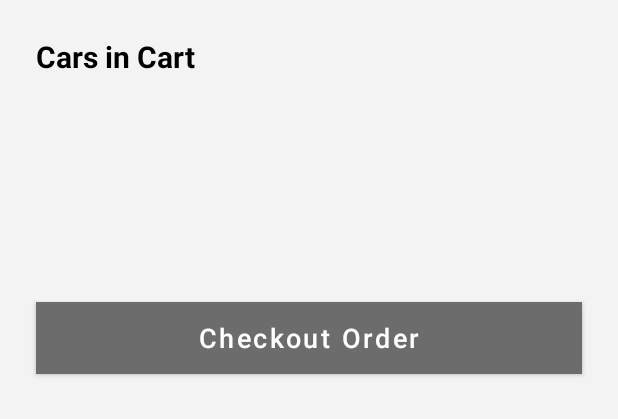
After one commit to JaleesMukarram/classic-car-selling, an Android app: the layout dialog_cart_buy.xml on its own in the app's theme, with its tools: preview values and no code run, on a phone screen of 412 x 824 dp. The commit adds this screen. Shown: the top 419 px of the screen. Run offline under Robolectric (Android 15) with nearby library versions, the phone set to English and light mode, and no system bars.

Commit message:
Cart Showing Data of cars in cart

```diff
--- a/app/src/main/java/com/android/classiccarselling/model/Car.java
+++ b/app/src/main/java/com/android/classiccarselling/model/Car.java
@@ -144,6 +144,11 @@ public class Car implements Parcelable {
         return "RM" + this.price;
     }
 
+    public String getInfoForCart() {
+
+        return this.getFullName() + " @ " + getListedPrice() + "\n";
+    }
+
     @Override
     public int describeContents() {
         return 0;
--- a/app/src/main/java/com/android/classiccarselling/ui/activity/BrandActivity.java
+++ b/app/src/main/java/com/android/classiccarselling/ui/activity/BrandActivity.java
@@ -52,7 +52,7 @@ public class BrandActivity extends AppCompatActivity implements CustomHooks {
     @Override
     public void initListeners() {
 
-        binding.ivProfile.setOnClickListener(view -> CommonUtils.changeActivity(this, InfoActivity.class, false));
+//        binding.ivProfile.setOnClickListener(view -> CommonUtils.changeActivity(this, InfoActivity.class, false));
     }
 
     @Override
--- /dev/null
+++ b/app/src/main/res/layout/dialog_cart_buy.xml
@@ -0,0 +1,76 @@
+<?xml version="1.0" encoding="utf-8"?>
+<layout xmlns:android="http://schemas.android.com/apk/res/android"
+    xmlns:app="http://schemas.android.com/apk/res-auto"
+    xmlns:tools="http://schemas.android.com/tools">
+
+    <data>
+
+        <variable
+            name="message"
+            type="String" />
+    </data>
+
+    <androidx.constraintlayout.widget.ConstraintLayout
+        android:layout_width="match_parent"
+        android:layout_height="wrap_content"
+        android:background="@color/colorBG">
+
+        <TextView
+            android:id="@+id/textView6"
+            android:layout_width="wrap_content"
+            android:layout_height="wrap_content"
+            android:layout_margin="24dp"
+            android:text="@string/cars_in_cart"
+            android:textColor="@color/black"
+            android:textSize="20sp"
+            android:textStyle="bold"
+            app:layout_constraintStart_toStartOf="parent"
+            app:layout_constraintTop_toTopOf="parent" />
+
+        <TextView
+            android:id="@+id/tvCars"
+            android:layout_width="0dp"
+            android:layout_height="wrap_content"
+            android:layout_marginStart="24dp"
+            android:layout_marginTop="16dp"
+            android:layout_marginEnd="8dp"
+            android:textColor="@color/colorPrimary"
+            android:textSize="18sp"
+            android:textStyle="bold"
+            app:layout_constraintStart_toStartOf="parent"
+            app:layout_constraintTop_toBottomOf="@+id/textView6" />
+
+        <TextView
+            android:id="@+id/tvPrice"
+            android:layout_width="0dp"
+            android:layout_height="wrap_content"
+            android:layout_marginStart="24dp"
+            android:layout_marginTop="16dp"
+            android:layout_marginEnd="8dp"
+            android:textColor="@color/colorPrimary"
+            android:textSize="22sp"
+            android:textStyle="bold"
+            app:layout_constraintStart_toStartOf="parent"
+            app:layout_constraintTop_toBottomOf="@+id/tvCars" />
+
+
+        <Button
+            android:id="@+id/btnOrder"
+            android:layout_width="0dp"
+            android:layout_height="wrap_content"
+            android:layout_marginStart="24dp"
+            android:layout_marginTop="64dp"
+            android:layout_marginEnd="24dp"
+            android:layout_marginBottom="64dp"
+            android:background="@color/colorPrimary"
+            android:text="@string/checkout_order"
+            android:textAllCaps="false"
+            android:textSize="18sp"
+            app:layout_constraintBottom_toBottomOf="parent"
+            app:layout_constraintEnd_toEndOf="parent"
+            app:layout_constraintStart_toStartOf="parent"
+            app:layout_constraintTop_toBottomOf="@+id/tvPrice"
+            app:layout_marginBaseline="64dp" />
+
+    </androidx.constraintlayout.widget.ConstraintLayout>
+</layout>
--- a/app/src/main/res/values/strings.xml
+++ b/app/src/main/res/values/strings.xml
@@ -22,4 +22,6 @@
     <string name="skip">Skip</string>
     <string name="save_information">Save Information</string>
     <string name="city">City</string>
+    <string name="cars_in_cart">Cars in Cart</string>
+    <string name="checkout_order">Checkout Order</string>
 </resources>
```
Also changed, not shown: app/src/main/java/com/android/classiccarselling/adapters/CarAdapter.java (+25 -2 lines), app/src/main/java/com/android/classiccarselling/dialog/CartBuyDialog.java (added, +39 -0 lines), app/src/main/java/com/android/classiccarselling/ui/activity/InfoActivity.java (+21 -0 lines), app/src/main/java/com/android/classiccarselling/ui/activity/MainActivity.java (+15 -2 lines).
